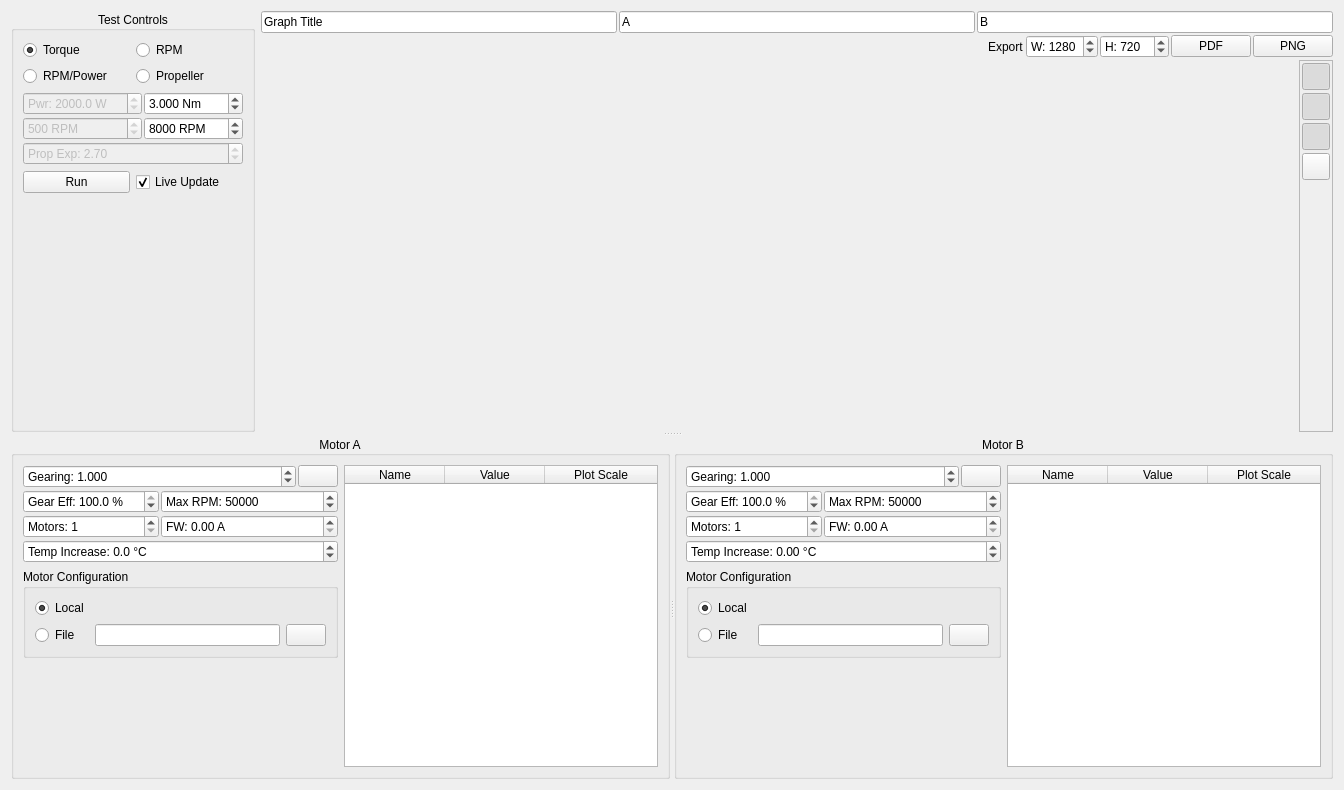
This is pages/pagemotorcomparison.ui in vedderb/vesc_tool as Qt 5 draws it before an edit. The edited form follows.
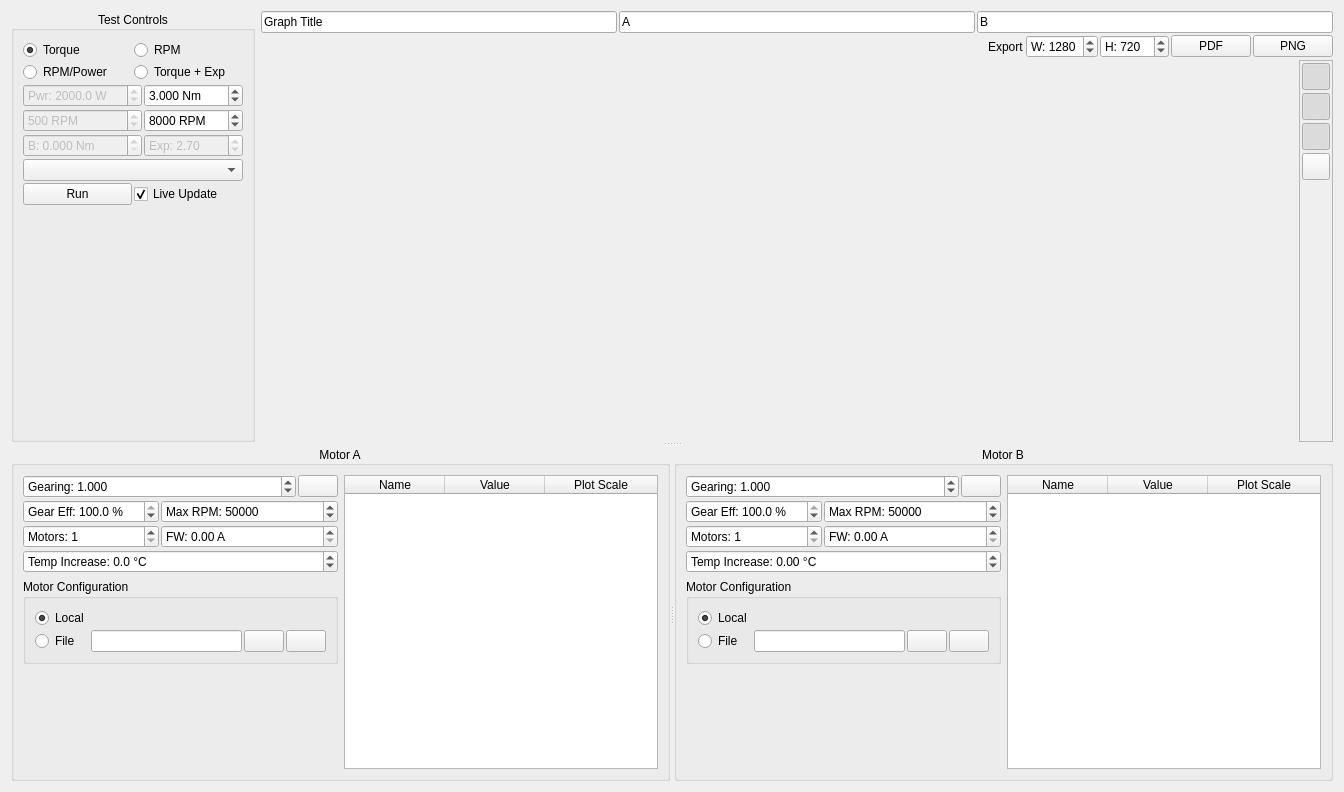
This is the edited form. Icons and pictures are not drawn. Custom widgets are drawn as their Qt base class.

Commit message: Added base torque to exponential mode

The edit to the form file:
```diff
--- a/pages/pagemotorcomparison.ui
+++ b/pages/pagemotorcomparison.ui
@@ -7,7 +7,7 @@
     <x>0</x>
     <y>0</y>
     <width>1344</width>
-    <height>790</height>
+    <height>792</height>
    </rect>
   </property>
   <property name="windowTitle">
@@ -30,6 +30,9 @@
           <set>Qt::AlignCenter</set>
          </property>
          <layout class="QVBoxLayout" name="verticalLayout_7">
+          <property name="spacing">
+           <number>2</number>
+          </property>
           <item>
            <layout class="QGridLayout" name="gridLayout_4">
             <item row="0" column="0">
@@ -69,12 +72,12 @@
              </widget>
             </item>
             <item row="1" column="1">
-             <widget class="QRadioButton" name="testModePropButton">
+             <widget class="QRadioButton" name="testModeExpButton">
               <property name="toolTip">
-               <string>&lt;html&gt;&lt;head/&gt;&lt;body&gt;&lt;p&gt;Propeller mode. Sweep from 0 to end RPM and use the propeller exponent on the RPM to derive the propeller power requirement. The test will be scaled such that the specified power is at the full RPM. &lt;span style=&quot; font-weight:600;&quot;&gt;Note&lt;/span&gt;: This test does not take the propeller efficiency into account, only the motor.&lt;/p&gt;&lt;/body&gt;&lt;/html&gt;</string>
+               <string>&lt;html&gt;&lt;head/&gt;&lt;body&gt;&lt;p&gt;Torque + RPM Exponential mode. Sweep from 0 to end RPM and use the base torque + exponent on the RPM to derive the power requirement. The test will be scaled such that the specified power is at the full RPM. The power for the base torque will be required in addition to that.&lt;/p&gt;&lt;p&gt;Propellers and impellers in air and water usually just have the exponent while traction vehicles have a base torque from the rolling resistance + an exponent from wind resistance.&lt;/p&gt;&lt;/body&gt;&lt;/html&gt;</string>
               </property>
               <property name="text">
-               <string>Propeller</string>
+               <string>Torque + Exp</string>
               </property>
              </widget>
             </item>
@@ -191,22 +194,22 @@
               </property>
              </widget>
             </item>
-            <item row="2" column="0" colspan="2">
-             <widget class="QDoubleSpinBox" name="testPropExpBox">
+            <item row="2" column="1">
+             <widget class="QDoubleSpinBox" name="testExpBox">
               <property name="enabled">
                <bool>false</bool>
               </property>
               <property name="toolTip">
-               <string>Propeller RPM exponent to get power.</string>
+               <string>RPM exponent</string>
               </property>
               <property name="prefix">
-               <string>Prop Exp: </string>
+               <string>Exp: </string>
               </property>
               <property name="minimum">
-               <double>2.000000000000000</double>
+               <double>0.000000000000000</double>
               </property>
               <property name="maximum">
-               <double>3.500000000000000</double>
+               <double>4.000000000000000</double>
               </property>
               <property name="singleStep">
                <double>0.100000000000000</double>
@@ -216,8 +219,36 @@
               </property>
              </widget>
             </item>
+            <item row="2" column="0">
+             <widget class="QDoubleSpinBox" name="testExpBaseTorqueBox">
+              <property name="enabled">
+               <bool>false</bool>
+              </property>
+              <property name="toolTip">
+               <string>Base Torque</string>
+              </property>
+              <property name="prefix">
+               <string>B: </string>
+              </property>
+              <property name="suffix">
+               <string> Nm</string>
+              </property>
+              <property name="decimals">
+               <number>3</number>
+              </property>
+              <property name="maximum">
+               <double>999.000000000000000</double>
+              </property>
+              <property name="singleStep">
+               <double>0.200000000000000</double>
+              </property>
+             </widget>
+            </item>
            </layout>
           </item>
+          <item>
+           <widget class="QComboBox" name="testTorqueExpPresetBox"/>
+          </item>
           <item>
            <layout class="QHBoxLayout" name="horizontalLayout_5">
             <item>
@@ -752,6 +783,9 @@
              <string>Motor Configuration</string>
             </property>
             <layout class="QGridLayout" name="gridLayout">
+             <property name="spacing">
+              <number>2</number>
+             </property>
              <item row="0" column="0">
               <widget class="QRadioButton" name="m1ConfLocalButton">
                <property name="toolTip">
@@ -765,16 +799,6 @@
                </property>
               </widget>
              </item>
-             <item row="1" column="0">
-              <widget class="QRadioButton" name="m1ConfFileButton">
-               <property name="text">
-                <string>File</string>
-               </property>
-              </widget>
-             </item>
-             <item row="1" column="1">
-              <widget class="QLineEdit" name="m1ConfFileEdit"/>
-             </item>
              <item row="1" column="2">
               <widget class="QPushButton" name="m1ConfChooseButton">
                <property name="text">
@@ -786,6 +810,36 @@
                </property>
               </widget>
              </item>
+             <item row="1" column="1">
+              <widget class="QLineEdit" name="m1ConfFileEdit"/>
+             </item>
+             <item row="1" column="0">
+              <widget class="QRadioButton" name="m1ConfFileButton">
+               <property name="text">
+                <string>File</string>
+               </property>
+              </widget>
+             </item>
+             <item row="1" column="3">
+              <widget class="QPushButton" name="m1LoadConfButton">
+               <property name="sizePolicy">
+                <sizepolicy hsizetype="Fixed" vsizetype="Fixed">
+                 <horstretch>0</horstretch>
+                 <verstretch>0</verstretch>
+                </sizepolicy>
+               </property>
+               <property name="toolTip">
+                <string>Load selected motor configuration in VESC Tool</string>
+               </property>
+               <property name="text">
+                <string/>
+               </property>
+               <property name="icon">
+                <iconset resource="../res.qrc">
+                 <normaloff>:/res/icons/motor_up.png</normaloff>:/res/icons/motor_up.png</iconset>
+               </property>
+              </widget>
+             </item>
             </layout>
            </widget>
           </item>
@@ -1009,6 +1063,9 @@
              <string>Motor Configuration</string>
             </property>
             <layout class="QGridLayout" name="gridLayout_2">
+             <property name="spacing">
+              <number>2</number>
+             </property>
              <item row="1" column="1">
               <widget class="QLineEdit" name="m2ConfFileEdit"/>
              </item>
@@ -1023,13 +1080,6 @@
                </property>
               </widget>
              </item>
-             <item row="1" column="0">
-              <widget class="QRadioButton" name="m2ConfFileButton">
-               <property name="text">
-                <string>File</string>
-               </property>
-              </widget>
-             </item>
              <item row="0" column="0">
               <widget class="QRadioButton" name="m2ConfLocalButton">
                <property name="toolTip">
@@ -1043,6 +1093,33 @@
                </property>
               </widget>
              </item>
+             <item row="1" column="0">
+              <widget class="QRadioButton" name="m2ConfFileButton">
+               <property name="text">
+                <string>File</string>
+               </property>
+              </widget>
+             </item>
+             <item row="1" column="3">
+              <widget class="QPushButton" name="m2LoadConfButton">
+               <property name="sizePolicy">
+                <sizepolicy hsizetype="Fixed" vsizetype="Fixed">
+                 <horstretch>0</horstretch>
+                 <verstretch>0</verstretch>
+                </sizepolicy>
+               </property>
+               <property name="toolTip">
+                <string>Load selected motor configuration in VESC Tool</string>
+               </property>
+               <property name="text">
+                <string/>
+               </property>
+               <property name="icon">
+                <iconset resource="../res.qrc">
+                 <normaloff>:/res/icons/motor_up.png</normaloff>:/res/icons/motor_up.png</iconset>
+               </property>
+              </widget>
+             </item>
             </layout>
            </widget>
           </item>
```
The commit also changes 1 other file.
